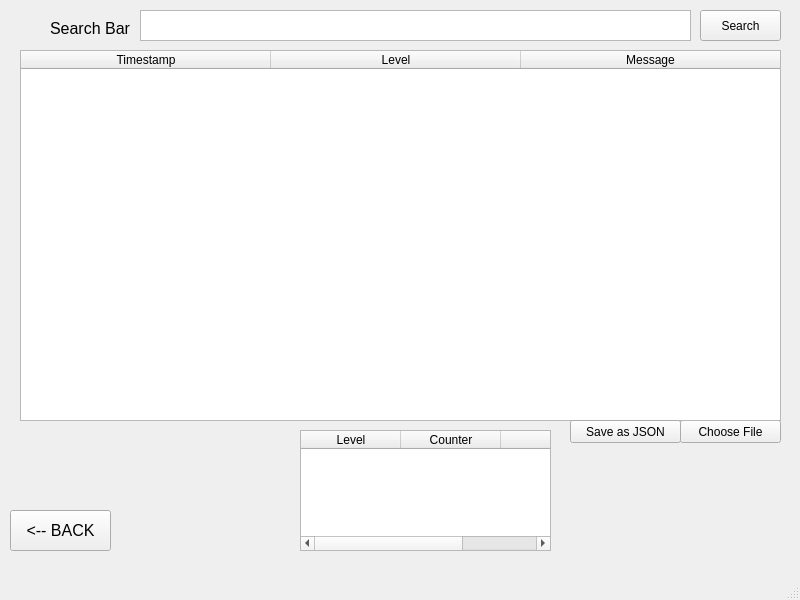
Before: the Qt Designer form ui/log_analyzer.ui in KanzuNe/Security-Unity, drawn with Qt 5.
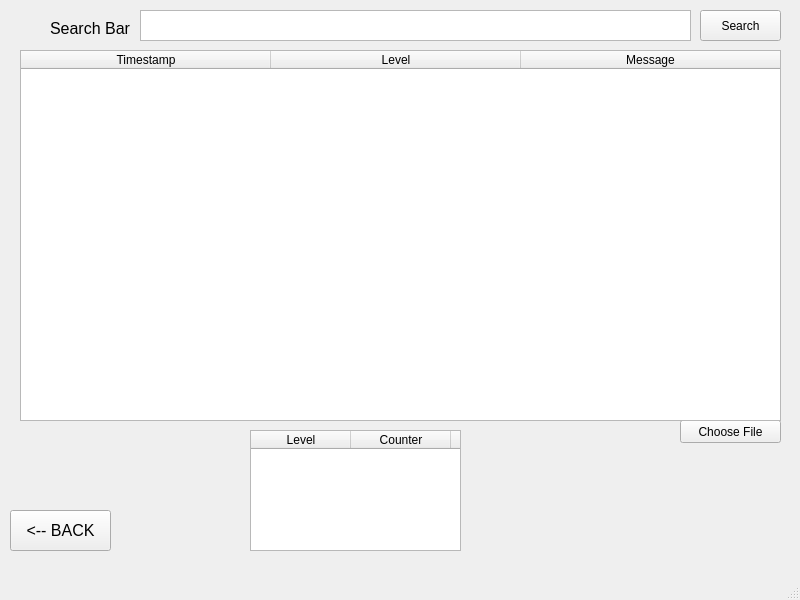
After: the same form once the commit is applied.

What changed in the file:
```diff
--- a/ui/log_analyzer.ui
+++ b/ui/log_analyzer.ui
@@ -123,28 +123,18 @@
      <string>&lt;-- BACK</string>
     </property>
    </widget>
-   <widget class="QPushButton" name="save">
-    <property name="geometry">
-     <rect>
-      <x>570</x>
-      <y>420</y>
-      <width>111</width>
-      <height>23</height>
-     </rect>
-    </property>
-    <property name="text">
-     <string>Save as JSON</string>
-    </property>
-   </widget>
    <widget class="QTableWidget" name="counter">
     <property name="geometry">
      <rect>
-      <x>300</x>
+      <x>250</x>
       <y>430</y>
-      <width>251</width>
+      <width>211</width>
       <height>121</height>
      </rect>
     </property>
+    <property name="horizontalScrollBarPolicy">
+     <enum>Qt::ScrollBarAlwaysOff</enum>
+    </property>
     <column>
      <property name="text">
       <string>Level</string>
```
